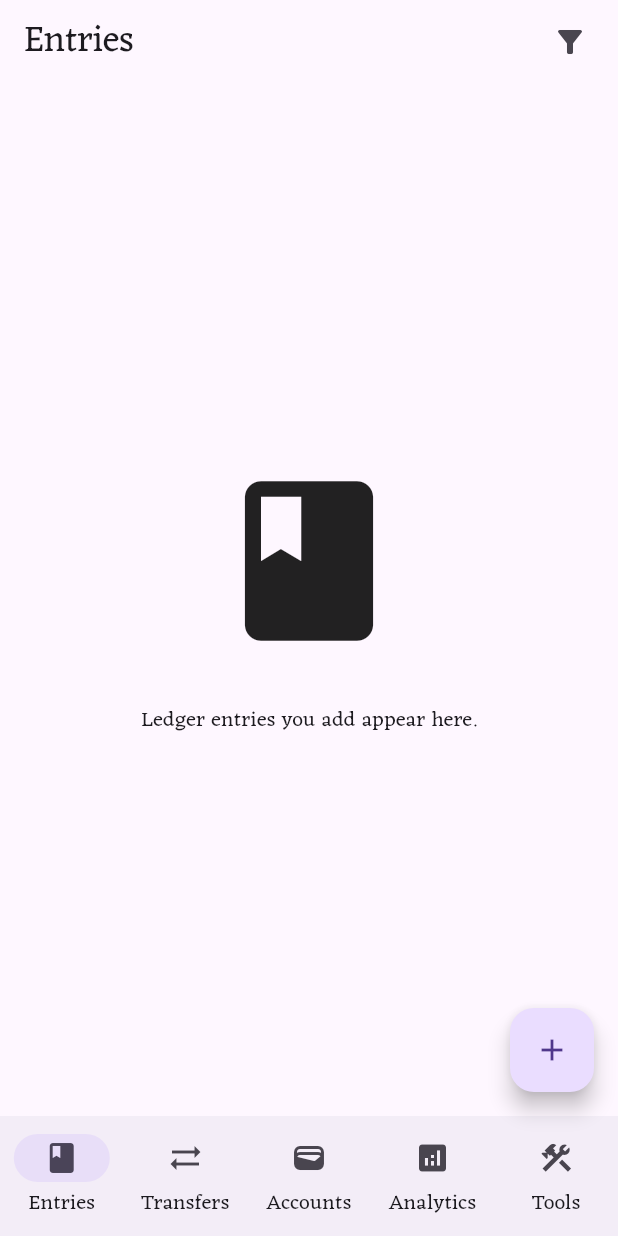
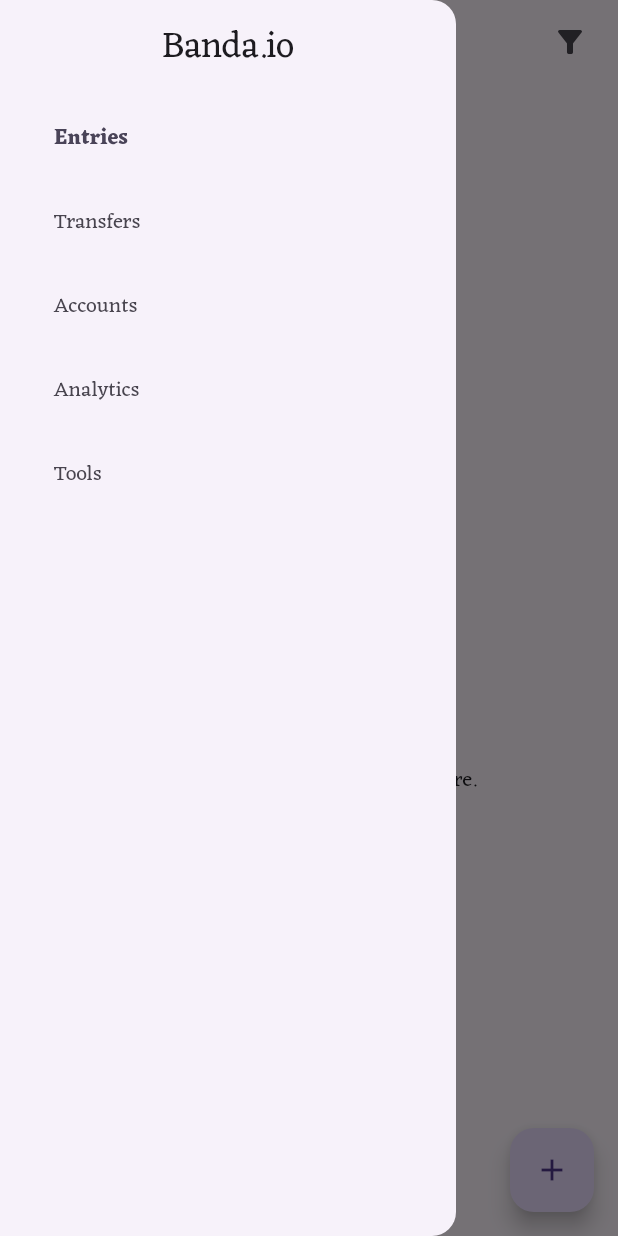
Before and after one commit to FikriRNurhidayat/bandha.id, a Flutter app: the screen it shows after launch, with the side drawer open (before the commit the screen has no drawer), on a phone screen of 412 x 824 dp. Run offline on Flutter 3.47's test engine with Material 3 defaults, Android fonts, the phone set to English and light mode, and no system bars; our stand-ins replace file_picker; missing offline and left inert: dart:ffi, sqlite3.

```diff
--- a/lib/entity/account.dart
+++ b/lib/entity/account.dart
@@ -12,7 +12,7 @@ class Account {
   final String name;
   final String holderName;
   final AccountKind kind;
-  double? balance;
+  final double? balance;
   final DateTime createdAt;
   final DateTime updatedAt;
 
--- a/lib/repositories/transfer_repository.dart
+++ b/lib/repositories/transfer_repository.dart
@@ -267,14 +267,13 @@ class TransferRepository extends Repository {
 
     final fromName = "${fromAccount["name"]} — ${fromAccount["holder_name"]}";
     final toName = "${toAccount["name"]} — ${toAccount["holder_name"]}";
-    final entryAmount = amount + (fee ?? 0);
 
     final note = "Transfer from $fromName to $toName";
 
     final Map<String, dynamic> fromEntry = {
       "id": Uuid().v4(),
       "note": "Transfer to $toName",
-      "amount": entryAmount * -1,
+      "amount": (amount + (fee ?? 0)) * -1,
       "status": EntryStatus.done.label,
       "readonly": true,
       "timestamp": timestamp.toIso8601String(),
@@ -287,7 +286,7 @@ class TransferRepository extends Repository {
     final Map<String, dynamic> toEntry = {
       "id": Uuid().v4(),
       "note": "Transfer from $fromName",
-      "amount": entryAmount,
+      "amount": amount,
       "status": EntryStatus.done.label,
       "readonly": true,
       "timestamp": timestamp.toIso8601String(),
--- a/lib/views/entrypoint.dart
+++ b/lib/views/entrypoint.dart
@@ -12,20 +12,6 @@ class Entrypoint extends StatefulWidget {
   State<StatefulWidget> createState() => _EntrypointState();
 }
 
-class TabScreen {
-  final String name;
-  final IconData icon;
-  final Widget child;
-  final Widget Function(BuildContext)? fabBuilder;
-
-  TabScreen({
-    required this.name,
-    required this.icon,
-    required this.child,
-    this.fabBuilder,
-  });
-}
-
 class ViewScreen {
   final String title;
   final IconData icon;
@@ -33,14 +19,12 @@ class ViewScreen {
   final Widget? fab;
   final List<Widget> Function(BuildContext)? actionsBuilder;
   final Widget Function(BuildContext)? fabBuilder;
-  final List<TabScreen>? tabs;
 
   ViewScreen({
     required this.title,
     required this.icon,
     this.fab,
     this.child,
-    this.tabs,
     this.fabBuilder,
     this.actionsBuilder,
   });
@@ -82,17 +66,6 @@ class _EntrypointState extends State<Entrypoint> {
     ),
   ];
 
-  List<Widget> _menu() {
-    return _screens
-        .map(
-          (screen) => NavigationDestination(
-            icon: Icon(screen.icon),
-            label: screen.title,
-          ),
-        )
-        .toList();
-  }
-
   @override
   Widget build(BuildContext context) {
     final theme = Theme.of(context);
@@ -106,21 +79,40 @@ class _EntrypointState extends State<Entrypoint> {
           style: theme.textTheme.headlineSmall,
           textAlign: TextAlign.center,
         ),
-        centerTitle: false,
+        centerTitle: true,
         actions: screen.actionsBuilder?.call(context),
         actionsPadding: EdgeInsets.all(8),
       ),
-      bottomNavigationBar: NavigationBar(
-        labelTextStyle: WidgetStateProperty.all(
-          TextStyle(fontFamily: theme.textTheme.headlineSmall!.fontFamily),
+      drawer: NavigationDrawer(
+        header: Padding(
+          padding: EdgeInsets.all(16),
+          child: Text(
+            "Banda.io",
+            style: theme.textTheme.headlineSmall,
+            textAlign: TextAlign.start,
+          ),
         ),
-        selectedIndex: _current,
-        destinations: _menu(),
-        onDestinationSelected: (value) {
-          setState(() {
-            _current = value;
-          });
+        tilePadding: EdgeInsets.symmetric(horizontal: 8),
+        indicatorColor: Colors.transparent,
+        onDestinationSelected: (index) {
+          setState(() => _current = index);
+          Navigator.pop(context);
         },
+        children: [
+          for (int i = 0; i < _screens.length; i++)
+            NavigationDrawerDestination(
+              icon: SizedBox.shrink(),
+              label: Text(
+                _screens[i].title,
+                style: TextStyle(
+                  fontWeight: _current == i
+                      ? FontWeight.bold
+                      : FontWeight.normal,
+                ),
+              ),
+              backgroundColor: Colors.transparent,
+            ),
+        ],
       ),
       floatingActionButton: screen.fabBuilder?.call(context),
     );
--- a/lib/views/list_entry_screen.dart
+++ b/lib/views/list_entry_screen.dart
@@ -72,14 +72,11 @@ class _ListEntryScreenState extends State<ListEntryScreen> {
             );
           }
 
-          return ListView.separated(
+          return ListView.builder(
             itemCount: snapshot.data?.length ?? 0,
             itemBuilder: (BuildContext context, int index) {
               final Entry entry = snapshot.data![index];
               return EntryTile(entry);
-            },
-            separatorBuilder: (context, index) {
-              return Divider(height: 0, thickness: 1);
             },
           );
         } else {
--- a/lib/views/list_transfer_screen.dart
+++ b/lib/views/list_transfer_screen.dart
@@ -38,14 +38,11 @@ class _ListTransferScreenState extends State<ListTransferScreen> {
         if (snapshot.connectionState == ConnectionState.done) {
           if (snapshot.hasData && snapshot.data!.isNotEmpty) {
             return SafeArea(
-              child: ListView.separated(
+              child: ListView.builder(
                 itemCount: snapshot.data?.length ?? 0,
                 itemBuilder: (BuildContext context, int index) {
                   final Transfer transfer = snapshot.data![index];
                   return TransferTile(transfer);
-                },
-                separatorBuilder: (context, index) {
-                  return Divider(height: 0, thickness: 1);
                 },
               ),
             );
--- a/lib/views/tool_screen.dart
+++ b/lib/views/tool_screen.dart
@@ -106,8 +106,7 @@ class _ToolScreenState extends State<ToolScreen> {
       ),
     ];
 
-    return ListView.separated(
-      separatorBuilder: (_, __) => Divider(),
+    return ListView.builder(
       itemCount: tiles.length,
       itemBuilder: (context, i) {
         final tile = tiles[i];
--- a/lib/widgets/entry_tile.dart
+++ b/lib/widgets/entry_tile.dart
@@ -22,7 +22,6 @@ class EntryTile extends StatelessWidget {
 
     return ListTile(
       dense: true,
-      tileColor: entry.readonly ? theme.colorScheme.surfaceContainer : null,
       enableFeedback: !entry.readonly,
       enabled: !entry.readonly,
       onLongPress: !entry.readonly
--- a/lib/widgets/money_text.dart
+++ b/lib/widgets/money_text.dart
@@ -20,7 +20,7 @@ class MoneyText extends StatelessWidget {
     final theme = Theme.of(context);
     return amount >= 0
         ? theme.colorScheme.onSurface
-        : theme.colorScheme.tertiary;
+        : theme.colorScheme.error;
   }
 
   String formatAmount(double value) {
--- a/lib/widgets/transfer_tile.dart
+++ b/lib/widgets/transfer_tile.dart
@@ -95,7 +95,6 @@ class TransferTile extends StatelessWidget {
                     overflow: TextOverflow.ellipsis,
                     style: theme.textTheme.bodySmall!.apply(
                       fontFamily: theme.textTheme.headlineSmall!.fontFamily,
-                      color: theme.colorScheme.error,
                     ),
                   ),
                   Text(
@@ -154,7 +153,6 @@ class TransferTile extends StatelessWidget {
                     overflow: TextOverflow.ellipsis,
                     style: theme.textTheme.bodySmall!.apply(
                       fontFamily: theme.textTheme.bodySmall!.fontFamily,
-                      color: theme.colorScheme.primary,
                     ),
                   ),
                   Text(
```
Also changed, not shown: lib/views/edit_entry_screen.dart (+58 -19 lines), lib/views/edit_transfer_screen.dart (+62 -18 lines), lib/views/list_account_screen.dart (+2 -5 lines), lib/widgets/metric_card.dart (+6 -1 lines).
